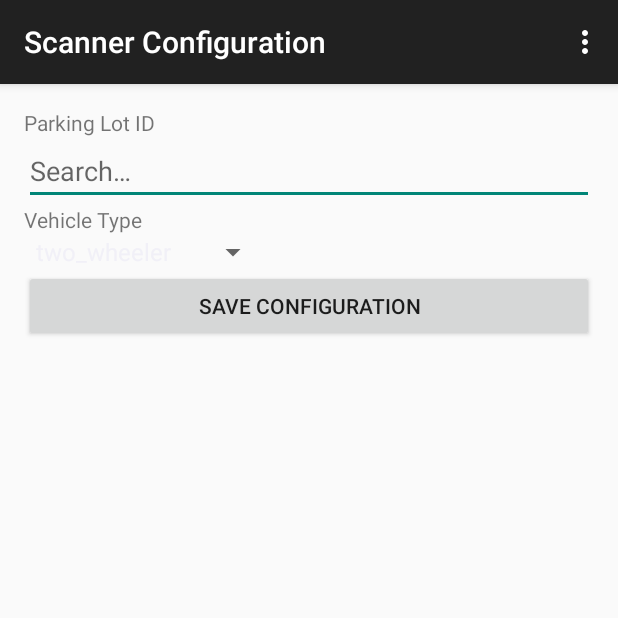
After one commit to CuriousLearner/ParkIt, an Android app: the ScannerConfigurationActivity screen opened directly, with no data from a screen before it, on a phone screen of 412 x 824 dp, the top half of it. The commit adds this screen. Run offline under Robolectric (Android 15) with nearby library versions, the phone set to English and light mode, and no system bars; our stand-ins replace ButterKnife.

Commit message:
Entry-Scanner: Configuration Architecture Added

```diff
--- a/Clients/Scanners/ParkIt-Entry-Scanner/app/src/main/java/com/parkit/parkit_entry_scanner/Constants.java
+++ b/Clients/Scanners/ParkIt-Entry-Scanner/app/src/main/java/com/parkit/parkit_entry_scanner/Constants.java
@@ -6,5 +6,11 @@ package com.parkit.parkit_entry_scanner;
 public interface Constants {
 
     public static final String LOG_TAG = "Message : ";
+    public static final String CONFIG_KEY_VEHICLE_TYPE = "vehicle_type";
+    public static final String CONFIG_KEY_PARKING_LOT_ID = "parking_lot_id";
+    public static final String SHARED_PREFERENCES_KEY = "parkit-entry";
+    public static final String CONFIG_PASS_KEY = "321@alphaOmega";
+
+
 
 }
--- /dev/null
+++ b/Clients/Scanners/ParkIt-Entry-Scanner/app/src/main/java/com/parkit/parkit_entry_scanner/ui/activity/ScannerConfigurationActivity.java
@@ -0,0 +1,134 @@
+package com.parkit.parkit_entry_scanner.ui.activity;
+
+import android.content.Intent;
+import android.content.SharedPreferences;
+import android.support.v7.app.ActionBarActivity;
+import android.os.Bundle;
+import android.util.Log;
+import android.view.Menu;
+import android.view.MenuItem;
+import android.view.View;
+import android.widget.AdapterView;
+import android.widget.ArrayAdapter;
+import android.widget.EditText;
+import android.widget.Spinner;
+
+import com.parkit.parkit_entry_scanner.Constants;
+import com.parkit.parkit_entry_scanner.R;
+import com.parkit.parkit_entry_scanner.Utils;
+
+import butterknife.Bind;
+import butterknife.ButterKnife;
+import butterknife.OnClick;
+
+public class ScannerConfigurationActivity extends ActionBarActivity {
+
+    private String[] vehicleTypes;
+    private String vehicleType;
+
+    @Bind(R.id.edit_parking_lot_id)
+    EditText parkingLotIdEdit;
+
+    @Bind(R.id.spinner_vehicle_type)
+    Spinner vehicleTypeSpinner;
+
+    @Override
+    protected void onCreate(Bundle savedInstanceState) {
+        super.onCreate(savedInstanceState);
+        setContentView(R.layout.activity_scanner_configuration);
+        ButterKnife.bind(this);
+        setUpVehicleTypeSpinner();
+    }
+
+    @Override
+    public boolean onCreateOptionsMenu(Menu menu) {
+        // Inflate the menu; this adds items to the action bar if it is present.
+        getMenuInflater().inflate(R.menu.menu_scanner_configuration, menu);
+        return true;
+    }
+
+    @Override
+    public boolean onOptionsItemSelected(MenuItem item) {
+        // Handle action bar item clicks here. The action bar will
+        // automatically handle clicks on the Home/Up button, so long
+        // as you specify a parent activity in AndroidManifest.xml.
+        int id = item.getItemId();
+
+        //noinspection SimplifiableIfStatement
+        if (id == R.id.action_settings) {
+            return true;
+        }
+
+        return super.onOptionsItemSelected(item);
+    }
+
+
+    @OnClick(R.id.btn_save_config)
+    void saveConfiguration() {
+
+        // form validation
+        if(parkingLotIdEdit.getText().toString().equals("")) {
+            Utils.showShortToast("Invalid Parking Lot ID", this.getApplicationContext());
+            return;
+        } else if(vehicleType == null) {
+            Utils.showShortToast("Please select a vehicle type", this.getApplicationContext());
+            return;
+        }
+
+        String willSaveLog = "Parking Lot ID : "+parkingLotIdEdit.getText().toString() +
+                "\nVehicle Type : "+vehicleType;
+
+        Log.d(Constants.LOG_TAG, "Will save following configuration : \n"+willSaveLog);
+
+
+        // valid form fields
+        SharedPreferences scannerConfig = getSharedPreferences(
+                Constants.SHARED_PREFERENCES_KEY, 0);
+
+        SharedPreferences.Editor scannerConfigEditor = scannerConfig.edit();
+
+        // store parking lot id
+        scannerConfigEditor.putString(
+                Constants.CONFIG_KEY_PARKING_LOT_ID,
+                parkingLotIdEdit.getText().toString());
+
+        // store vehicle type
+        scannerConfigEditor.putString(
+                Constants.CONFIG_KEY_VEHICLE_TYPE,
+                vehicleType);
+
+        scannerConfigEditor.apply();
+
+        Utils.showShortToast("Scanner Configured !!!", this.getApplicationContext());
+
+        // restart app
+        Intent restartIntent = new Intent(this, MainActivity.class);
+        startActivity(restartIntent);
+    }
+
+
+    private void setUpVehicleTypeSpinner() {
+        vehicleTypes = getResources().getStringArray(R.array.vehicle_types);
+        ArrayAdapter<String> vehicleTypeAdapter = new ArrayAdapter<String>(
+                this.getApplicationContext(),
+                android.R.layout.simple_spinner_item,
+                vehicleTypes
+        );
+        vehicleTypeAdapter.setDropDownViewResource(android.R.layout.simple_spinner_dropdown_item);
+        vehicleTypeSpinner.setAdapter(vehicleTypeAdapter);
+        vehicleTypeSpinner.setOnItemSelectedListener(new AdapterView.OnItemSelectedListener() {
+            @Override
+            public void onItemSelected(AdapterView<?> parent, View view, int position, long id) {
+                vehicleType = (String) parent.getItemAtPosition(position);
+            }
+
+            @Override
+            public void onNothingSelected(AdapterView<?> parent) {
+
+            }
+        });
+    }
+
+
+
+}
--- a/Clients/Scanners/ParkIt-Entry-Scanner/app/src/main/res/layout/activity_main.xml
+++ b/Clients/Scanners/ParkIt-Entry-Scanner/app/src/main/res/layout/activity_main.xml
@@ -10,7 +10,7 @@
         android:layout_width="match_parent"
         android:layout_height="50dp"
         android:layout_centerVertical="true"
-        android:text="@string/label_check_login"/>
+        android:text="@string/label_configure_scanner"/>
 
 
 
--- /dev/null
+++ b/Clients/Scanners/ParkIt-Entry-Scanner/app/src/main/res/layout/activity_scanner_configuration.xml
@@ -0,0 +1,60 @@
+<LinearLayout xmlns:android="http://schemas.android.com/apk/res/android"
+    xmlns:tools="http://schemas.android.com/tools" android:layout_width="match_parent"
+    android:layout_height="match_parent" android:paddingLeft="@dimen/activity_horizontal_margin"
+    android:paddingRight="@dimen/activity_horizontal_margin"
+    android:paddingTop="@dimen/activity_vertical_margin"
+    android:paddingBottom="@dimen/activity_vertical_margin"
+    android:orientation="vertical"
+    tools:context="com.parkit.parkit_entry_scanner.ui.activity.ScannerConfigurationActivity">
+
+
+
+    <!-- Configuration form -->
+    <LinearLayout
+        android:layout_width="match_parent"
+        android:layout_height="wrap_content"
+        android:weightSum="100"
+        android:orientation="vertical">
+        <TextView
+            android:layout_width="wrap_content"
+            android:layout_height="wrap_content"
+            android:text="@string/label_parking_lot_id"
+            />
+        <EditText
+            android:layout_width="match_parent"
+            android:layout_height="wrap_content"
+            android:id="@+id/edit_parking_lot_id"
+            android:inputType="text"
+            android:hint="@string/abc_search_hint"
+            />
+    </LinearLayout>
+
+    <LinearLayout
+        android:layout_width="match_parent"
+        android:layout_height="wrap_content"
+        android:weightSum="100"
+        android:orientation="vertical">
+
+        <TextView
+            android:layout_width="wrap_content"
+            android:layout_height="wrap_content"
+            android:text="@string/label_vehicle_type"
+            />
+        <Spinner
+            android:layout_width="wrap_content"
+            android:layout_height="wrap_content"
+            android:id="@+id/spinner_vehicle_type"
+            />
+
+    </LinearLayout>
+
+    <Button
+        android:layout_width="match_parent"
+        android:layout_height="wrap_content"
+        android:id="@+id/btn_save_config"
+        android:text="@string/label_save_config"
+        />
+
+
+
+</LinearLayout>
--- /dev/null
+++ b/Clients/Scanners/ParkIt-Entry-Scanner/app/src/main/res/menu/menu_scanner_configuration.xml
@@ -0,0 +1,7 @@
+<menu xmlns:android="http://schemas.android.com/apk/res/android"
+    xmlns:app="http://schemas.android.com/apk/res-auto"
+    xmlns:tools="http://schemas.android.com/tools"
+    tools:context="com.parkit.parkit_entry_scanner.ui.activity.ScannerConfigurationActivity">
+    <item android:id="@+id/action_settings" android:title="@string/action_settings"
+        android:orderInCategory="100" app:showAsAction="never" />
+</menu>
--- a/Clients/Scanners/ParkIt-Entry-Scanner/app/src/main/res/values/strings.xml
+++ b/Clients/Scanners/ParkIt-Entry-Scanner/app/src/main/res/values/strings.xml
@@ -5,8 +5,26 @@
     <string name="action_settings">Settings</string>
 
 
-    <string name="label_check_login">Check Scanner Login</string>
+    <string name="label_configure_scanner">Configure Scanner</string>
     <string name="label_scan_qr_code">Scan QR Code</string>
     <string name="label_parkit_nav_drawer">Entry Scanner Navigation</string>
+    <string name="title_activity_scanner_configuration">Scanner Configuration</string>
+    <string name="label_parking_lot_id">Parking Lot ID</string>
+    <string name="label_vehicle_type">Vehicle Type</string>
+    <string name="label_save_config">Save Configuration</string>
+
+    <string-array name="vehicle_types">
+        <item>two_wheeler</item>
+        <item>four_wheeler</item>
+        <item>heavy_vehicle</item>
+    </string-array>
+    <string name="title_activity_configuration_login">Pass Key Verification</string>
+    <string name="label_config_login_pass">Configuration Pass Key</string>
+    <string name="hint_config_login_pass">Configuration Pass Key …</string>
+    <string name="label_config_login_btn">Verify Key</string>
+    <string name="label_clear_config_btn">Clear Scanner Configuration</string>
+
+
+
 
 </resources>
```
Also changed, not shown: Clients/Scanners/ParkIt-Entry-Scanner/app/src/main/AndroidManifest.xml (+9 -1 lines), Clients/Scanners/ParkIt-Entry-Scanner/app/src/main/java/com/parkit/parkit_entry_scanner/Utils.java (added, +19 -0 lines), Clients/Scanners/ParkIt-Entry-Scanner/app/src/main/java/com/parkit/parkit_entry_scanner/ui/activity/ConfigurationLogin.java (added, +78 -0 lines), Clients/Scanners/ParkIt-Entry-Scanner/app/src/main/java/com/parkit/parkit_entry_scanner/ui/activity/MainActivity.java (+29 -5 lines), Clients/Scanners/ParkIt-Entry-Scanner/app/src/main/java/com/parkit/parkit_entry_scanner/ui/fragment/ConfigurationFragment.java (+28 -5 lines), Clients/Scanners/ParkIt-Entry-Scanner/app/src/main/res/layout/activity_configuration_login.xml (added, +40 -0 lines), Clients/Scanners/ParkIt-Entry-Scanner/app/src/main/res/layout/fragment_configuration.xml (+10 -0 lines), Clients/Scanners/ParkIt-Entry-Scanner/app/src/main/res/menu/menu_configuration_login.xml (added, +7 -0 lines).
